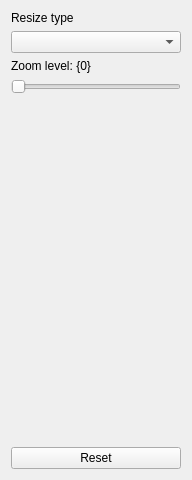
Above: Src/QtSfmlDemo/Demos/QtSfmlDemo/QtSfmlDemo.ui from a7ecd22ff84d/Cpp before the change. Below: the same form after it.
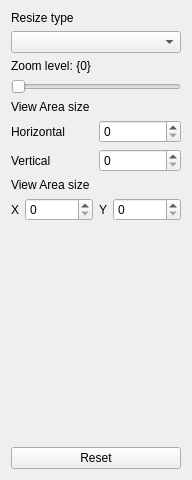
That is the form after the change.

Commit message: QtSfml: Size and center point controls

What changed in the file:
```diff
--- a/Src/QtSfmlDemo/Demos/QtSfmlDemo/QtSfmlDemo.ui
+++ b/Src/QtSfmlDemo/Demos/QtSfmlDemo/QtSfmlDemo.ui
@@ -38,6 +38,104 @@
      </property>
     </widget>
    </item>
+   <item>
+    <widget class="QLabel" name="viewAreaLabel">
+     <property name="text">
+      <string>View Area size</string>
+     </property>
+    </widget>
+   </item>
+   <item>
+    <layout class="QHBoxLayout" name="horizontalLayout_2">
+     <item>
+      <widget class="QLabel" name="sizeHorizontalLabel">
+       <property name="text">
+        <string>Horizontal</string>
+       </property>
+      </widget>
+     </item>
+     <item>
+      <widget class="QSpinBox" name="sizeHorizontal"/>
+     </item>
+    </layout>
+   </item>
+   <item>
+    <layout class="QHBoxLayout" name="horizontalLayout">
+     <item>
+      <widget class="QLabel" name="sizeVerticalLabel">
+       <property name="text">
+        <string>Vertical</string>
+       </property>
+      </widget>
+     </item>
+     <item>
+      <widget class="QSpinBox" name="sizeVertical"/>
+     </item>
+    </layout>
+   </item>
+   <item>
+    <widget class="QLabel" name="centerPointLabel">
+     <property name="text">
+      <string>View Area size</string>
+     </property>
+    </widget>
+   </item>
+   <item>
+    <layout class="QHBoxLayout" name="horizontalLayout_3">
+     <item>
+      <widget class="QLabel" name="centerPointXLabel">
+       <property name="enabled">
+        <bool>true</bool>
+       </property>
+       <property name="sizePolicy">
+        <sizepolicy hsizetype="Minimum" vsizetype="Minimum">
+         <horstretch>0</horstretch>
+         <verstretch>0</verstretch>
+        </sizepolicy>
+       </property>
+       <property name="minimumSize">
+        <size>
+         <width>0</width>
+         <height>0</height>
+        </size>
+       </property>
+       <property name="text">
+        <string>X</string>
+       </property>
+      </widget>
+     </item>
+     <item>
+      <widget class="QSpinBox" name="centerPointX">
+       <property name="sizePolicy">
+        <sizepolicy hsizetype="Expanding" vsizetype="Fixed">
+         <horstretch>1</horstretch>
+         <verstretch>1</verstretch>
+        </sizepolicy>
+       </property>
+       <property name="layoutDirection">
+        <enum>Qt::LeftToRight</enum>
+       </property>
+      </widget>
+     </item>
+     <item>
+      <widget class="QLabel" name="centerPointYLabel">
+       <property name="text">
+        <string>Y</string>
+       </property>
+      </widget>
+     </item>
+     <item>
+      <widget class="QSpinBox" name="centerPointY">
+       <property name="sizePolicy">
+        <sizepolicy hsizetype="Expanding" vsizetype="Fixed">
+         <horstretch>1</horstretch>
+         <verstretch>0</verstretch>
+        </sizepolicy>
+       </property>
+      </widget>
+     </item>
+    </layout>
+   </item>
    <item>
     <spacer name="verticalSpacer">
      <property name="orientation">
```
The commit also changes 2 other files.
